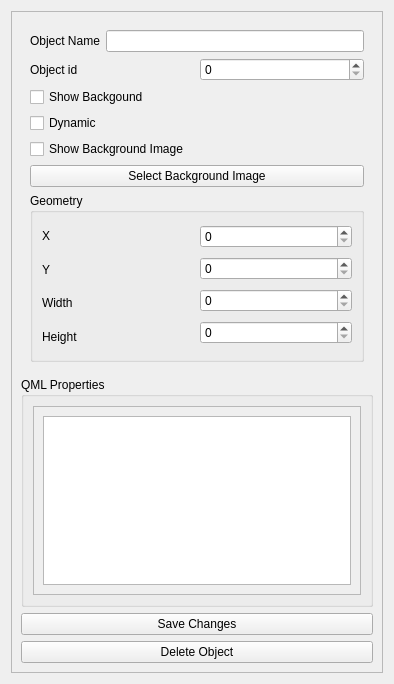
Old version of the form QScadaObject/qscadaobjectinfodialog.ui in the repository IndeemaSoftware/QSimpleScada.
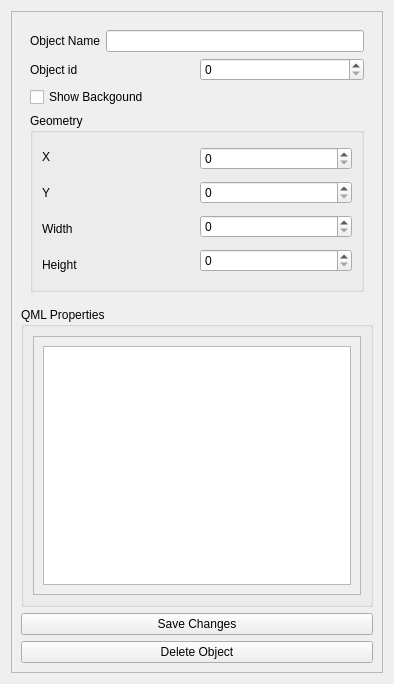
New version of the form.

Commit message: Cleaning code. Removed dynamic, background image from object classes

```diff
--- a/QScadaObject/qscadaobjectinfodialog.ui
+++ b/QScadaObject/qscadaobjectinfodialog.ui
@@ -40,13 +40,13 @@
          <property name="minimumSize">
           <size>
            <width>0</width>
-           <height>350</height>
+           <height>280</height>
           </size>
          </property>
          <property name="maximumSize">
           <size>
            <width>16777215</width>
-           <height>350</height>
+           <height>280</height>
           </size>
          </property>
          <layout class="QVBoxLayout" name="verticalLayout_4">
@@ -96,27 +96,6 @@
             </property>
            </widget>
           </item>
-          <item>
-           <widget class="QCheckBox" name="checkBoxDynamic">
-            <property name="text">
-             <string>Dynamic</string>
-            </property>
-           </widget>
-          </item>
-          <item>
-           <widget class="QCheckBox" name="checkBoxShowBackGroundImage">
-            <property name="text">
-             <string>Show Background Image</string>
-            </property>
-           </widget>
-          </item>
-          <item>
-           <widget class="QPushButton" name="pushButton_3">
-            <property name="text">
-             <string>Select Background Image</string>
-            </property>
-           </widget>
-          </item>
           <item>
            <widget class="QGroupBox" name="groupBox">
             <property name="title">
@@ -210,7 +189,7 @@
                <x>0</x>
                <y>0</y>
                <width>312</width>
-               <height>165</height>
+               <height>235</height>
               </rect>
              </property>
              <layout class="QGridLayout" name="gridLayout">
```
The commit also changes 7 other files.
